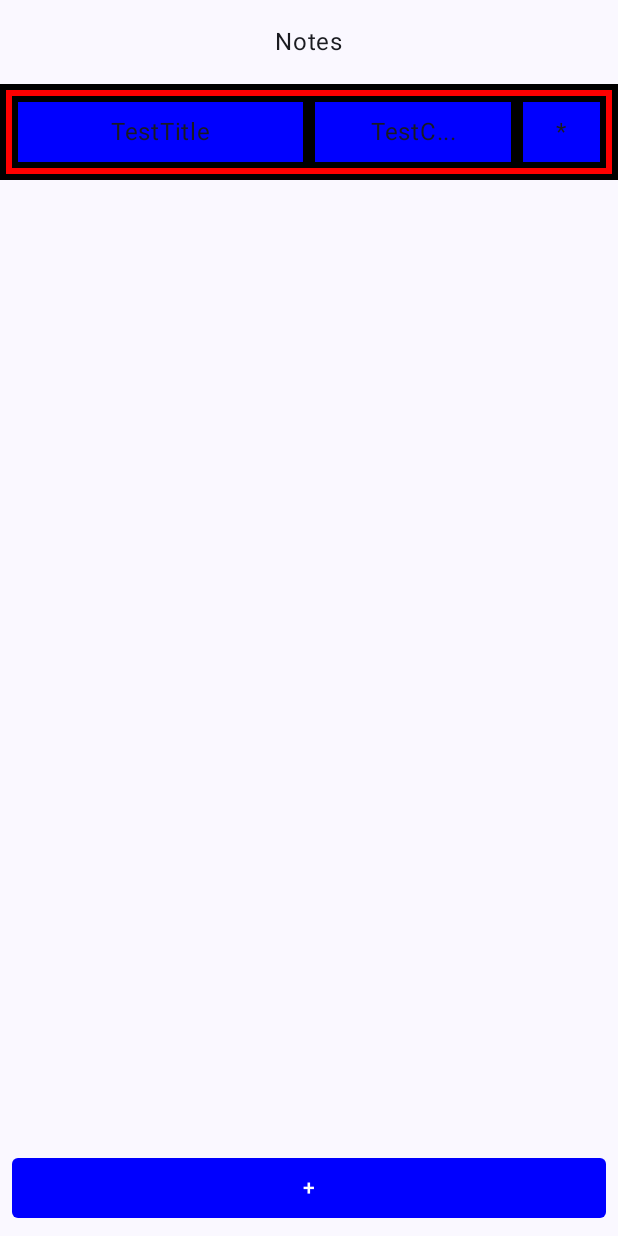
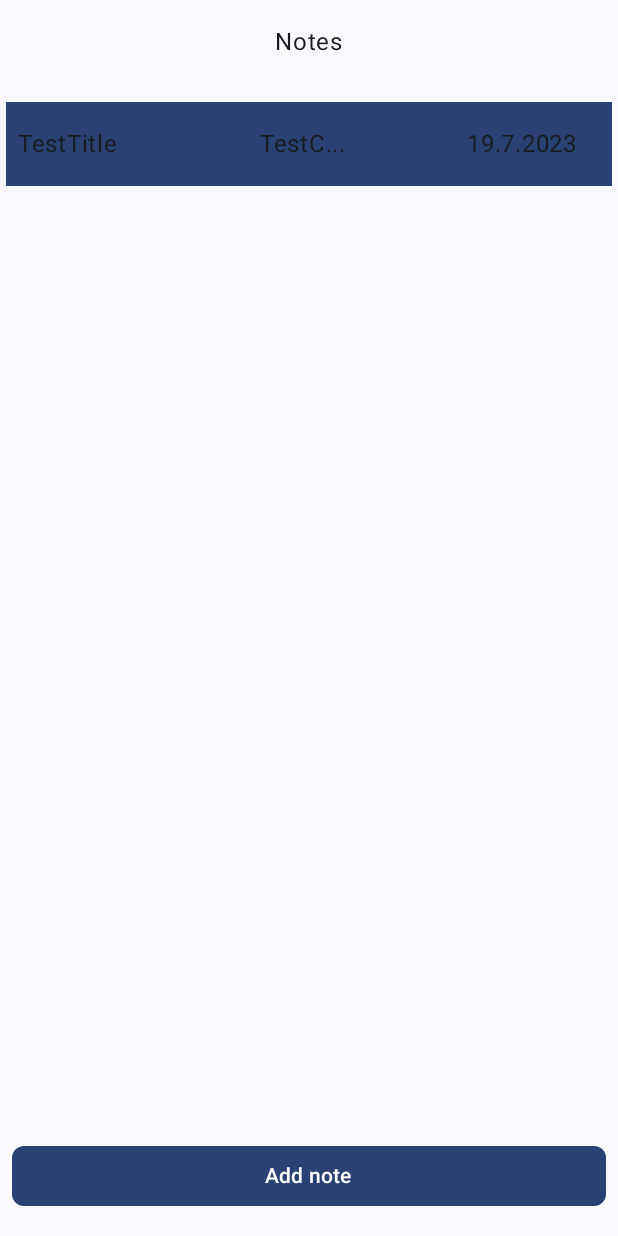
Before and after one commit to SovicLeon/EncryptedNotesAndroid, an Android app built with Jetpack Compose: the screen it shows after launch (Notes), after a tap on "Login", on a phone screen of 412 x 824 dp. Run offline under Robolectric (Android 15) with nearby library versions, the phone set to English and light mode, and no system bars.

Commit message:
Notes added, saved and read fine, fixed so that add note finishes, fixed colors and date, items are now srollable

```diff
--- a/app/build.gradle
+++ b/app/build.gradle
@@ -48,6 +48,7 @@ android {
 
 dependencies {
     implementation 'com.google.code.gson:gson:2.8.9'
+    implementation "androidx.compose.material:material:1.0.0-alpha07"
     implementation 'androidx.core:core-ktx:1.8.0'
     implementation 'androidx.lifecycle:lifecycle-runtime-ktx:2.3.1'
     implementation 'androidx.activity:activity-compose:1.5.1'
--- a/app/src/main/java/com/example/encryption/AddNote.kt
+++ b/app/src/main/java/com/example/encryption/AddNote.kt
@@ -2,7 +2,6 @@ package com.example.encryption
 
 import android.content.Context
 import android.os.Bundle
-import android.util.Log
 import androidx.activity.ComponentActivity
 import androidx.activity.OnBackPressedCallback
 import androidx.activity.compose.LocalOnBackPressedDispatcherOwner
@@ -23,10 +22,11 @@ import java.util.Date
 
 var id: Int = -1
 var data: MutableCollection<Note> = mutableSetOf()
-var currentItem = Note("","", Date())
+lateinit var currentItem: Note
 lateinit var pin: String
 class AddNote : ComponentActivity() {
     override fun onCreate(savedInstanceState: Bundle?) {
+        currentItem = Note("","", Date())
         super.onCreate(savedInstanceState)
 
         pin = intent.getStringExtra("pin").toString()
@@ -41,22 +41,6 @@ class AddNote : ComponentActivity() {
 
         data = getFileData(pin,context)
 
-        setContent {
-            EncryptionTheme {
-                Surface(
-                    modifier = Modifier.fillMaxSize(),
-                    color = MaterialTheme.colorScheme.background
-                ) {
-                    AddNoteScreen(context)
-                }
-            }
-        }
-    }
-
-    // Reset the setContent function outside of onCreate
-    @Composable
-    fun resetContent() {
-        val context = this@AddNote
         setContent {
             EncryptionTheme {
                 Surface(
@@ -83,9 +67,7 @@ fun AddNoteScreen(context: Context) { // Pass the context as a parameter
         object : OnBackPressedCallback(true) {
             override fun handleOnBackPressed() {
                 // You can perform any additional logic before navigating back here
-                id = -1
-                currentItem = Note("","", Date())
-                (context as? AddNote)?.finishAndRemoveTask()
+                (context as? AddNote)?.finish()
             }
         }
     }
@@ -149,11 +131,7 @@ fun parseTitle(title: String, context: Context) {
     } else {
         data.elementAt(id).title = title
     }
-
     saveDataToFile(pin, context, data)
-    // Process the title here
-    // For example, you can display a toast with the updated title
-    // Toast.makeText(context, "Title: $title", Toast.LENGTH_SHORT).show()
 }
 
 fun parseContent(content: String, context: Context) {
@@ -165,11 +143,7 @@ fun parseContent(content: String, context: Context) {
     } else {
         data.elementAt(id).content = content
     }
-
     saveDataToFile(pin, context, data)
-    // Process the content here
-    // For example, you can display a toast with the updated content
-    // Toast.makeText(context, "Content: $content", Toast.LENGTH_SHORT).show()
 }
 
 @Preview(showBackground = true)
--- a/app/src/main/java/com/example/encryption/MainActivity.kt
+++ b/app/src/main/java/com/example/encryption/MainActivity.kt
@@ -108,7 +108,7 @@ fun createFileInInternalStorage(context: Context, pin: String) {
 
     var notes: MutableCollection<Note> = mutableSetOf()
 
-    notes.add(Note("TestTitle","TestContent",Date(2023,7,3)))
+    notes.add(Note("TestTitle","TestContent",Date()))
 
     saveDataToFile(pinFinal,context,notes)
 
--- a/app/src/main/java/com/example/encryption/Notes.kt
+++ b/app/src/main/java/com/example/encryption/Notes.kt
@@ -3,14 +3,15 @@ package com.example.encryption
 import android.content.Context
 import android.content.Intent
 import android.os.Bundle
-import android.util.Log
 import androidx.activity.ComponentActivity
 import androidx.activity.compose.setContent
+import androidx.compose.foundation.ScrollState
 import androidx.compose.foundation.background
 import androidx.compose.foundation.border
 import androidx.compose.foundation.layout.Arrangement
 import androidx.compose.foundation.layout.Box
 import androidx.compose.foundation.layout.Column
+import androidx.compose.foundation.layout.PaddingValues
 import androidx.compose.foundation.layout.Row
 import androidx.compose.foundation.layout.fillMaxHeight
 import androidx.compose.foundation.layout.fillMaxSize
@@ -18,7 +19,11 @@ import androidx.compose.foundation.layout.fillMaxWidth
 import androidx.compose.foundation.layout.height
 import androidx.compose.foundation.layout.padding
 import androidx.compose.foundation.layout.wrapContentHeight
+import androidx.compose.foundation.lazy.LazyColumn
+import androidx.compose.foundation.lazy.items
+import androidx.compose.foundation.rememberScrollState
 import androidx.compose.foundation.shape.RoundedCornerShape
+import androidx.compose.foundation.verticalScroll
 import androidx.compose.material3.Button
 import androidx.compose.material3.ButtonDefaults
 import androidx.compose.material3.MaterialTheme
@@ -33,6 +38,9 @@ import androidx.compose.ui.text.style.TextAlign
 import androidx.compose.ui.tooling.preview.Preview
 import androidx.compose.ui.unit.dp
 import com.example.encryption.ui.theme.EncryptionTheme
+import androidx.compose.material.Colors
+import androidx.compose.ui.draw.clip
+
 
 class Notes : ComponentActivity() {
     var data: MutableCollection<Note> = mutableSetOf()
@@ -43,38 +51,41 @@ class Notes : ComponentActivity() {
         super.onCreate(savedInstanceState)
 
         pin = intent.getStringExtra("pin").toString()
-
         context = this@Notes
-
-        // Initialize the data variable
-        data = pin?.let { getFileData(it,context) }!!
+        data = pin?.let { getFileData(it, context) }!!
 
         setContent {
+            NotesContent(data)
+        }
+    }
+
+    @Composable
+    fun NotesContent(data: MutableCollection<Note>) {
         EncryptionTheme {
-                // A surface container using the 'background' color from the theme
             Surface(
                 modifier = Modifier.fillMaxSize(),
                 color = MaterialTheme.colorScheme.background
             ) {
+                Box(
+                    modifier = Modifier.fillMaxSize()
+                ) {
                     Column(
-                        modifier = Modifier.fillMaxSize(),
+                        modifier = Modifier.fillMaxHeight(0.9f),
                         verticalArrangement = Arrangement.Top,
                         horizontalAlignment = Alignment.CenterHorizontally
                     ) {
                         EncryptionTheme {
                             TextOut("Notes")
-                            for (d in data)
-                                ConversationCard(d.title,d.content.take(5) + "...","*")
+                            ScrollItems(data)
+                        }
                     }
                     Box(
                         modifier = Modifier
-                                .fillMaxWidth()
-                                .fillMaxHeight()
-                                .wrapContentHeight(align = Alignment.Bottom)
+                            .align(Alignment.BottomCenter)
+                            .padding(bottom = 8.dp)
                     ) {
                         if (pin != null) {
-                                AddConversation("+",pin)
-                            }
+                            AddConversation("Add note", pin)
                         }
                     }
                 }
@@ -85,74 +96,55 @@ class Notes : ComponentActivity() {
     override fun onResume() {
         super.onResume()
 
-        // Update the data
-        data = pin?.let { getFileData(it,context) }!!
+        data = pin?.let { getFileData(it, context) }!!
 
-        // Invalidate the UI
         setContent {
-            EncryptionTheme {
-                // A surface container using the 'background' color from the theme
-                Surface(
-                    modifier = Modifier.fillMaxSize(),
-                    color = MaterialTheme.colorScheme.background
-                ) {
-                    Column(
-                        modifier = Modifier.fillMaxSize(),
-                        verticalArrangement = Arrangement.Top,
-                        horizontalAlignment = Alignment.CenterHorizontally
-                    ) {
-                        EncryptionTheme {
-                            TextOut("Notes")
-                            for (d in data)
-                                ConversationCard(d.title,d.content.take(5) + "...","*")
-                        }
-                        Box(
-                            modifier = Modifier
-                                .fillMaxWidth()
-                                .fillMaxHeight()
-                                .wrapContentHeight(align = Alignment.Bottom)
-                        ) {
-                            if (pin != null) {
-                                AddConversation("+",pin)
+            NotesContent(data)
         }
     }
 }
+
+@Composable
+fun ScrollItems(data: MutableCollection<Note>) {
+    val list = data.toList()
+    LazyColumn(
+        modifier = Modifier.fillMaxSize(),
+        contentPadding = PaddingValues(vertical = 8.dp)
+    ) {
+        items(list) { note ->
+            ConversationCard(note.title, note.content.take(5) + "...", note.date.date.toString() + "." + (note.date.month+1).toString() + "." + (note.date.year-100+2000).toString())
         }
     }
 }
-    }
-}
+
 
 @Composable
 fun ConversationCard(name: String, lastMessage: String, notification: String, modifier: Modifier = Modifier) {
     Row(
         horizontalArrangement = Arrangement.Start,
         modifier = Modifier
-            .background(Color.Red)
             .fillMaxWidth(1f)
             .height(64.dp)
-            .border(4.dp, Color.Black)
-            .padding(8.dp)
+            .padding(4.dp)
+            //.background(Color.hsv(176f, 0.66f, 0.68f))
+            .background(MaterialTheme.colorScheme.primary)
+            .clip(RoundedCornerShape(8.dp))
     ) {
         Text(
             text = name,
-            textAlign = TextAlign.Center,
+            textAlign = TextAlign.Left,
             modifier = Modifier
-                .fillMaxWidth(0.5f)
+                .fillMaxWidth(0.4f)
                 .fillMaxHeight(1f)
-                .background(Color.Blue)
-                .border(4.dp, Color.Black)
                 .padding(8.dp)
                 .wrapContentHeight(align = Alignment.CenterVertically)
         )
         Text(
             text = lastMessage,
-            textAlign = TextAlign.Center,
+            textAlign = TextAlign.Left,
             modifier = Modifier
-                .fillMaxWidth(0.7f)
+                .fillMaxWidth(0.5f)
                 .fillMaxHeight(1f)
-                .background(Color.Blue)
-                .border(4.dp, Color.Black)
                 .padding(8.dp)
                 .wrapContentHeight(align = Alignment.CenterVertically)
         )
@@ -162,8 +154,6 @@ fun ConversationCard(name: String, lastMessage: String, notification: String, mo
             modifier = Modifier
                 .fillMaxWidth(1f)
                 .fillMaxHeight(1f)
-                .background(Color.Blue)
-                .border(4.dp, Color.Black)
                 .padding(8.dp)
                 .wrapContentHeight(align = Alignment.CenterVertically)
         )
@@ -180,8 +170,7 @@ fun AddConversation(name: String, pin: String, modifier: Modifier = Modifier) {
             }
             context.startActivity(intent)
          },
-        shape = RoundedCornerShape(4.dp),
-        colors = ButtonDefaults.buttonColors(Color.Blue),
+        shape = RoundedCornerShape(8.dp),
         modifier = Modifier
             .fillMaxWidth(1f)
             .height(64.dp)
@@ -215,7 +204,7 @@ fun GreetingPreview2() {
                 .fillMaxHeight()
                 .wrapContentHeight(align = Alignment.Bottom)
         ) {
-            AddConversation("+","1234123412341234")
+            AddConversation("Add note","1234123412341234")
         }
     }
 }
```
Lines whose indentation alone changed are shown as unchanged.
